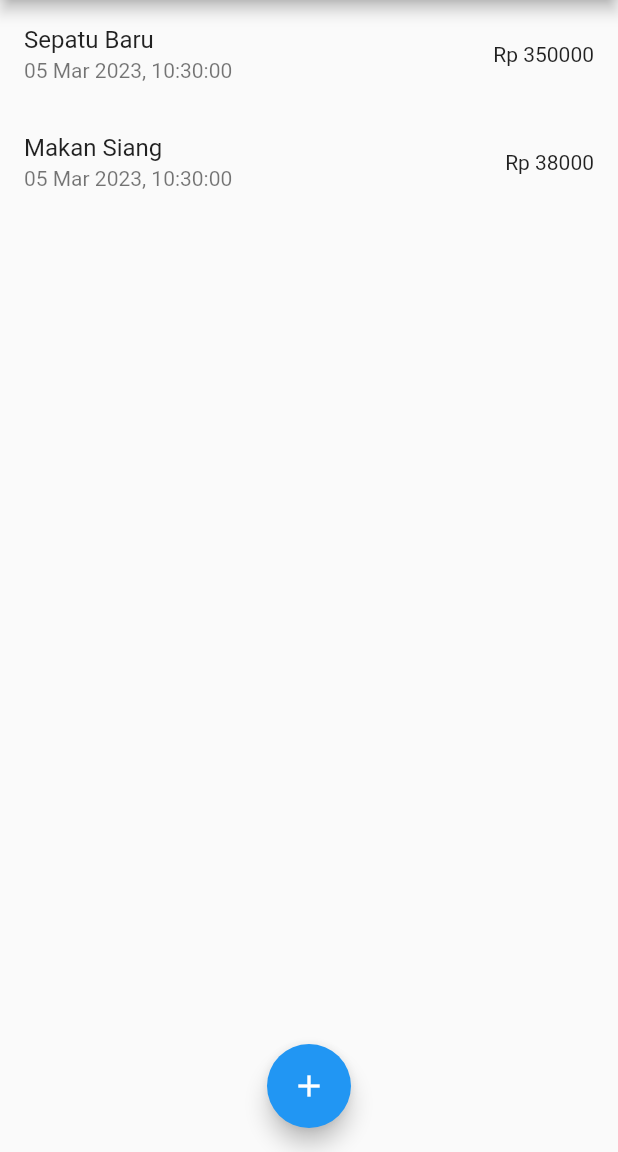
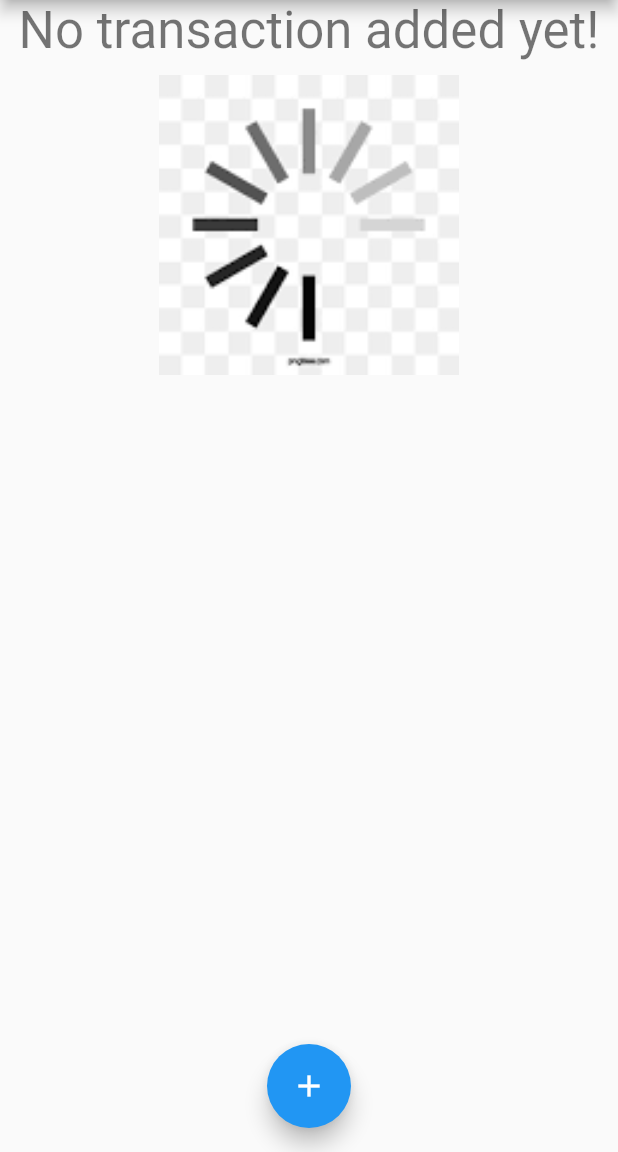
Before and after one commit to WiedjajaAtmadja/flutter_week4_expenses_app, a Flutter app: the screen it shows after launch, on a phone screen of 412 x 824 dp, the part 84-1236 px from its top. Run offline on Flutter 3.47's test engine with Material 2 defaults, Android fonts, the phone set to English and light mode, and no system bars.

Commit message:
step 4. Transaction List 1

```diff
--- a/lib/main.dart
+++ b/lib/main.dart
@@ -1,6 +1,6 @@
 import 'package:flutter/material.dart';
 import 'transaction.dart';
-import 'package:intl/intl.dart';
+import 'transaction_list.dart';
 
 void main() {
   runApp(const MyApp());
@@ -30,10 +30,16 @@ class MyHomePage extends StatefulWidget {
 
 class MyHomePageState extends State<MyHomePage> {
   final List<Transaction> _userTransactions = [
-    Transaction(
-        id: 't1', title: 'Sepatu Baru', amount: 350000, date: DateTime.now()),
-    Transaction(
-        id: 't2', title: 'Makan Siang', amount: 38000, date: DateTime.now()),
+    // Transaction(
+    //     id: 't1', title: 'Sepatu Baru', amount: 350000, date: DateTime.now()),
+    // Transaction(
+    //     id: 't2', title: 'Makan Siang', amount: 38000, date: DateTime.now()),
+    // Transaction(
+    //     id: 't3', title: 'Makan Malam', amount: 40000, date: DateTime.now()),
+    // Transaction(
+    //     id: 't4', title: 'Jajan Sore', amount: 10000, date: DateTime.now()),
+    // Transaction(id: 't5', title: 'Buah', amount: 8000, date: DateTime.now()),
+    // Transaction(id: 't6', title: 'Snack', amount: 5000, date: DateTime.now()),
   ];
 
   void _showInputSheet(BuildContext ctx) {
@@ -56,17 +62,8 @@ class MyHomePageState extends State<MyHomePage> {
   Widget build(BuildContext context) {
     return Scaffold(
       appBar: AppBar(title: const Center(child: Text('Expense App'))),
-      body: ListView.builder(
-          itemCount: _userTransactions.length,
-          itemBuilder: (ctx, index) {
-            return ListTile(
-              title: Text(_userTransactions[index].title),
-              subtitle: Text(DateFormat('dd MMM y, hh:mm:ss')
-                  .format(_userTransactions[index].date)),
-              trailing: Text(NumberFormat('Rp #000', 'id-ID')
-                  .format(_userTransactions[index].amount)),
-            );
-          }),
+      body: TransactionList(_userTransactions),
+      // body: SingleChildScrollView(child: TransactionList(_userTransactions)),
       floatingActionButtonLocation: FloatingActionButtonLocation.centerFloat,
       floatingActionButton: FloatingActionButton(
         onPressed: () => _showInputSheet(context),
--- /dev/null
+++ b/lib/transaction_list.dart
@@ -0,0 +1,59 @@
+import 'package:flutter/material.dart';
+import 'transaction.dart';
+import 'package:intl/intl.dart';
+
+class TransactionList extends StatelessWidget {
+  final List<Transaction> _transactions;
+  // final Function deleteTx;
+
+  // TransactionList(this._transactions, this.deleteTx);
+  const TransactionList(this._transactions, {super.key});
+
+  @override
+  Widget build(BuildContext context) {
+    return Container(
+        width: double.infinity,
+        height: 450,
+        child: _transactions.isEmpty
+            ? Column(
+                children: [
+                  Text('No transaction added yet!',
+                      style: Theme.of(context).textTheme.headlineMedium),
+                  const SizedBox(height: 10),
+                  Container(
+                      height: 200,
+                      child: Image.asset('assets/images/waiting.png',
+                          fit: BoxFit.cover))
+                ],
+              )
+            : ListView.builder(
+                itemCount: _transactions.length,
+                itemBuilder: (ctx, index) {
+                  // return ListTile(
+                  //     title: Text(_transactions[index].title),
+                  //     subtitle: Text(DateFormat('dd MMM y, hh:mm:ss')
+                  //         .format(_transactions[index].date)),
+                  //     trailing: Text(NumberFormat('Rp #000', 'id-ID')
+                  //         .format(_transactions[index].amount)));
+                  return Card(
+                    elevation: 5,
+                    margin: const EdgeInsets.only(top: 10, left: 8, right: 8),
+                    child: ListTile(
+                      title: Text(
+                        _transactions[index].title,
+                        style: Theme.of(context).textTheme.headlineSmall,
+                      ),
+                      subtitle: Text(DateFormat('dd MMM y, hh:mm:ss')
+                          .format(_transactions[index].date)),
+                      trailing: Text(
+                        NumberFormat('Rp #000', 'id-ID')
+                            .format(_transactions[index].amount),
+                        style: const TextStyle(
+                            // color: Theme.of(context).primaryColor,
+                            fontWeight: FontWeight.bold),
+                      ),
+                    ),
+                  );
+                }));
+  }
+}
--- a/pubspec.yaml
+++ b/pubspec.yaml
@@ -1,5 +1,5 @@
 name: flutter_week4_expenses_app
-description: A new Flutter project.
+description: Expenses App project.
 # The following line prevents the package from being accidentally published to
 # pub.dev using `flutter pub publish`. This is preferred for private packages.
 publish_to: 'none' # Remove this line if you wish to publish to pub.dev
@@ -60,8 +60,8 @@ flutter:
   uses-material-design: true
 
   # To add assets to your application, add an assets section, like this:
-  # assets:
-  #   - images/a_dot_burr.jpeg
+  assets:
+    - assets/images/waiting.png
   #   - images/a_dot_ham.jpeg
 
   # An image asset can refer to one or more resolution-specific "variants", see
```
Also changed, not shown: assets/images/waiting.png (added), lib/new_transaction.dart (added).
